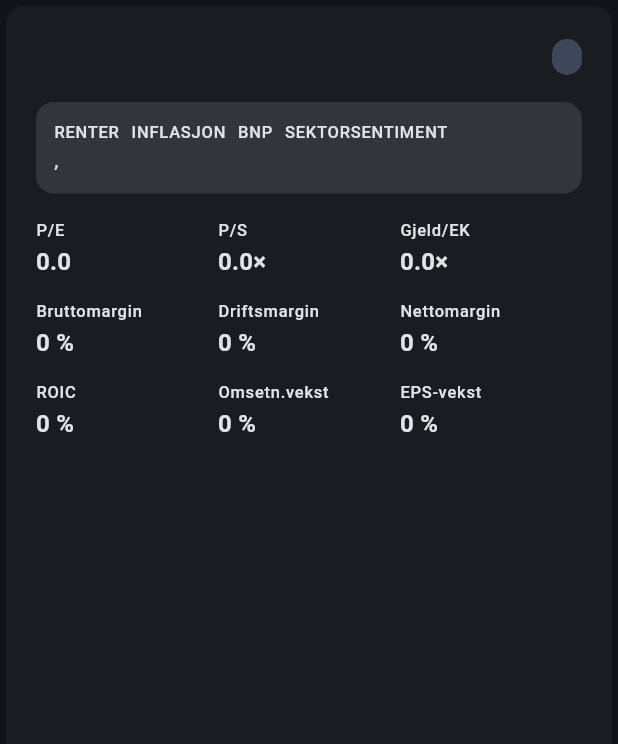
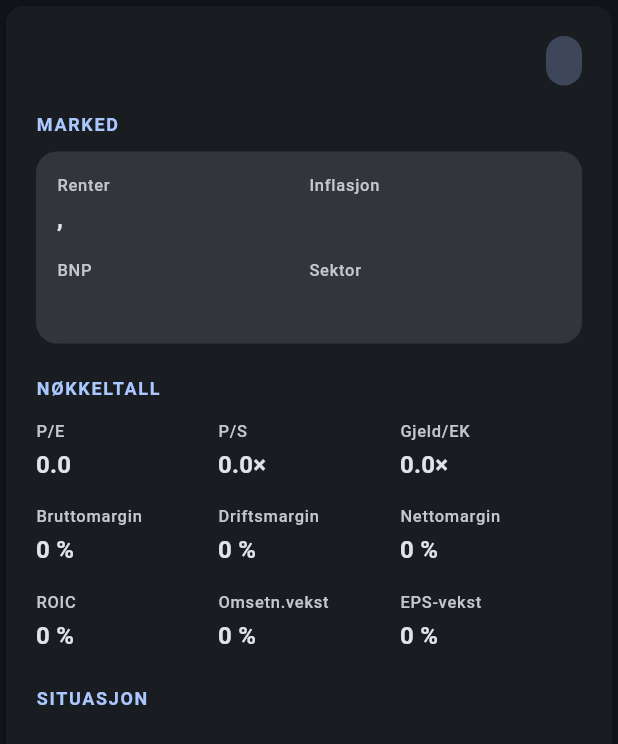
Before and after one commit to kristoman-rikardo/kap, a Flutter app: the GameCardView widget shown alone on an empty page, opened directly with empty values, on a phone screen of 412 x 824 dp. Shown: the top 744 px of the screen. Run offline on Flutter 3.47's test engine with Material 3 defaults, Android fonts, the phone set to English and light mode, and no system bars; our stand-ins replace dio, flutter_card_swiper, freezed_annotation; network calls fail.

Commit message:
CP 1.2 (part 2): readable card redesign, scrollable, cash-button-only
GameCardView: labelled zones (MARKED / NØKKELTALL / SITUASJON), 2x2 macro grid, thematic 3x3 metric rows, bolder values vs muted labels, larger narrative. Body is now a SingleChildScrollView so the content-rich card never overflows on smaller screens. Cash is button-only (up-swipe dropped; vertical axis = scroll); the Cash button records via a _pendingChoice read in onSwipe. Widget test renders the card at a phone envelope. 06 §9 updated. analyze + tests green.

Co-Authored-By: Claude Opus 4.8 (1M context) <noreply@anthropic.com>

```diff
--- a/app/lib/models/choice.dart
+++ b/app/lib/models/choice.dart
@@ -1,5 +1,6 @@
 /// The three actions on a blind card (06 §4).
 ///
-/// Swipe mapping: right = [long], left = [short], up = [cash]. The same three
-/// are also exposed as buttons (Short / Cash / Long) for ease of use.
+/// Right = [long], left = [short] via swipe; [cash] via the Cash button
+/// (the vertical axis is reserved for scrolling the card). All three are on the
+/// Short / Cash / Long button row.
 enum Choice { long, short, cash }
--- a/app/lib/screens/daily_screen.dart
+++ b/app/lib/screens/daily_screen.dart
@@ -8,9 +8,10 @@ import '../widgets/game_card_view.dart';
 
 /// Dagens runde — CP 1.2 (choice capture).
 ///
-/// Loads the (fake) daily batch and lets you choose per card by swipe
-/// (left = Short, right = Long, up = Cash) or by the Short / Cash / Long button
-/// row. Choices are collected; submit + reveal land next. Real scoring in CP 1.3.
+/// Loads the (fake) daily batch and lets you choose per card: swipe left =
+/// Short, right = Long, and Cash via the button (vertical is reserved for
+/// scrolling the card). The Short / Cash / Long button row mirrors this.
+/// Choices are collected; submit + reveal land next. Real scoring in CP 1.3.
 class DailyScreen extends StatefulWidget {
   const DailyScreen({super.key, this.apiClient});
 
@@ -29,6 +30,7 @@ class _DailyScreenState extends State<DailyScreen> {
   final Map<int, Choice> _choices = {}; // card_no -> choice
   int _swiped = 0;
   bool _done = false;
+  Choice? _pendingChoice; // set by the Cash button so its swipe records Cash
 
   @override
   void dispose() {
@@ -53,7 +55,8 @@ class _DailyScreenState extends State<DailyScreen> {
   };
 
   bool _onSwipe(DailyBatch batch, int previousIndex, CardSwiperDirection dir) {
-    final choice = _choiceFor(dir);
+    final choice = _pendingChoice ?? _choiceFor(dir);
+    _pendingChoice = null;
     if (choice == null) return false; // ignore directions we don't use
     setState(() {
       _choices[batch.cards[previousIndex].cardNo] = choice;
@@ -109,7 +112,6 @@ class _DailyScreenState extends State<DailyScreen> {
                   allowedSwipeDirection: const AllowedSwipeDirection.only(
                     left: true,
                     right: true,
-                    up: true,
                   ),
                   padding: const EdgeInsets.all(16),
                   onSwipe: (previousIndex, currentIndex, direction) =>
@@ -122,7 +124,10 @@ class _DailyScreenState extends State<DailyScreen> {
         if (!_done)
           _ChoiceBar(
             onShort: () => _controller.swipe(CardSwiperDirection.left),
-            onCash: () => _controller.swipe(CardSwiperDirection.top),
+            onCash: () {
+              _pendingChoice = Choice.cash;
+              _controller.swipe(CardSwiperDirection.right);
+            },
             onLong: () => _controller.swipe(CardSwiperDirection.right),
           ),
       ],
--- a/app/lib/widgets/game_card_view.dart
+++ b/app/lib/widgets/game_card_view.dart
@@ -2,9 +2,13 @@ import 'package:flutter/material.dart';
 
 import '../models/game_card.dart';
 
-/// Renders one anonymized blind card — the three layers from Instructions §3:
-/// banded macro, hard numbers, narrative. CP 1.1 rendering; term-chips,
-/// knowledge-level definitions and final polish come later (06 §8).
+/// Renders one anonymized blind card — the three layers from Instructions §3,
+/// as labelled zones for readability: MARKED (banded macro context),
+/// NØKKELTALL (the hard numbers, grouped by theme), SITUASJON (narrative).
+///
+/// The body scrolls vertically so the full card fits any screen size without
+/// overflow (the card swiper only claims horizontal drags). Term-chips,
+/// knowledge-level definitions and motion come later (06 §8).
 class GameCardView extends StatelessWidget {
   const GameCardView({super.key, required this.card});
 
@@ -14,41 +18,67 @@ class GameCardView extends StatelessWidget {
   Widget build(BuildContext context) {
     final theme = Theme.of(context);
     final p = card.payload;
-    final f = p.fundamentals;
 
     return Card(
       elevation: 2,
       clipBehavior: Clip.antiAlias,
-      child: Padding(
+      child: SingleChildScrollView(
         padding: const EdgeInsets.all(20),
         child: Column(
+          mainAxisSize: MainAxisSize.min,
           crossAxisAlignment: CrossAxisAlignment.start,
           children: [
             Row(
+              crossAxisAlignment: CrossAxisAlignment.start,
               children: [
                 Expanded(
                   child: Text(
                     p.sectorCoarse,
-                    style: theme.textTheme.titleLarge,
+                    style: theme.textTheme.headlineSmall?.copyWith(
+                      fontWeight: FontWeight.w600,
                     ),
                   ),
+                ),
+                const SizedBox(width: 12),
                 _CapChip(cap: p.cap),
               ],
             ),
-            const SizedBox(height: 16),
-            _MacroBoxView(macro: p.macro),
-            const SizedBox(height: 16),
-            _FundamentalsGrid(fundamentals: f, growth: p.growth),
-            const SizedBox(height: 16),
-            Flexible(
-              child: Text(
+            const SizedBox(height: 18),
+            const _SectionLabel('Marked'),
+            const SizedBox(height: 10),
+            _MacroGrid(macro: p.macro),
+            const SizedBox(height: 22),
+            const _SectionLabel('Nøkkeltall'),
+            const SizedBox(height: 12),
+            _MetricsGrid(fundamentals: p.fundamentals, growth: p.growth),
+            const SizedBox(height: 22),
+            const _SectionLabel('Situasjon'),
+            const SizedBox(height: 8),
+            Text(
               p.narrative,
-                style: theme.textTheme.bodyMedium?.copyWith(height: 1.4),
-                overflow: TextOverflow.fade,
-              ),
+              style: theme.textTheme.bodyLarge?.copyWith(height: 1.45),
             ),
           ],
         ),
+      ),
+    );
+  }
+}
+
+class _SectionLabel extends StatelessWidget {
+  const _SectionLabel(this.text);
+
+  final String text;
+
+  @override
+  Widget build(BuildContext context) {
+    final theme = Theme.of(context);
+    return Text(
+      text.toUpperCase(),
+      style: theme.textTheme.labelMedium?.copyWith(
+        color: theme.colorScheme.primary,
+        fontWeight: FontWeight.w700,
+        letterSpacing: 1.1,
       ),
     );
   }
@@ -59,20 +89,24 @@ class _CapChip extends StatelessWidget {
 
   final String cap;
 
-  static const _labels = {'small': 'Small cap', 'mid': 'Mid cap', 'large': 'Large cap'};
+  static const _labels = {
+    'small': 'Small cap',
+    'mid': 'Mid cap',
+    'large': 'Large cap',
+  };
 
   @override
   Widget build(BuildContext context) {
     final theme = Theme.of(context);
     return Container(
-      padding: const EdgeInsets.symmetric(horizontal: 10, vertical: 4),
+      padding: const EdgeInsets.symmetric(horizontal: 12, vertical: 6),
       decoration: BoxDecoration(
         color: theme.colorScheme.secondaryContainer,
         borderRadius: BorderRadius.circular(20),
       ),
       child: Text(
         _labels[cap] ?? cap,
-        style: theme.textTheme.labelMedium?.copyWith(
+        style: theme.textTheme.labelLarge?.copyWith(
           color: theme.colorScheme.onSecondaryContainer,
         ),
       ),
@@ -80,8 +114,9 @@ class _CapChip extends StatelessWidget {
   }
 }
 
-class _MacroBoxView extends StatelessWidget {
-  const _MacroBoxView({required this.macro});
+/// 2×2 of label-over-value macro cells inside a soft container.
+class _MacroGrid extends StatelessWidget {
+  const _MacroGrid({required this.macro});
 
   final MacroBox macro;
 
@@ -90,47 +125,45 @@ class _MacroBoxView extends StatelessWidget {
     final theme = Theme.of(context);
     return Container(
       width: double.infinity,
-      padding: const EdgeInsets.all(12),
+      padding: const EdgeInsets.all(14),
       decoration: BoxDecoration(
         color: theme.colorScheme.surfaceContainerHighest,
-        borderRadius: BorderRadius.circular(12),
+        borderRadius: BorderRadius.circular(14),
       ),
-      child: Wrap(
-        spacing: 8,
-        runSpacing: 8,
+      child: Column(
         children: [
-          _InfoChip(label: 'Renter', value: '${macro.rateLevel}, ${macro.rateDirection}'),
-          _InfoChip(label: 'Inflasjon', value: macro.inflationBand),
-          _InfoChip(label: 'BNP', value: macro.gdpBand),
-          _InfoChip(label: 'Sektorsentiment', value: macro.sectorSentiment),
+          Row(
+            children: [
+              Expanded(
+                child: _Cell(
+                  label: 'Renter',
+                  value: '${macro.rateLevel}, ${macro.rateDirection}',
+                ),
+              ),
+              Expanded(
+                child: _Cell(label: 'Inflasjon', value: macro.inflationBand),
+              ),
+            ],
+          ),
+          const SizedBox(height: 14),
+          Row(
+            children: [
+              Expanded(child: _Cell(label: 'BNP', value: macro.gdpBand)),
+              Expanded(
+                child: _Cell(label: 'Sektor', value: macro.sectorSentiment),
+              ),
+            ],
+          ),
         ],
       ),
     );
   }
 }
 
-class _InfoChip extends StatelessWidget {
-  const _InfoChip({required this.label, required this.value});
-
-  final String label;
-  final String value;
-
-  @override
-  Widget build(BuildContext context) {
-    final theme = Theme.of(context);
-    return Column(
-      crossAxisAlignment: CrossAxisAlignment.start,
-      mainAxisSize: MainAxisSize.min,
-      children: [
-        Text(label.toUpperCase(), style: theme.textTheme.labelSmall),
-        Text(value, style: theme.textTheme.bodyMedium),
-      ],
-    );
-  }
-}
-
-class _FundamentalsGrid extends StatelessWidget {
-  const _FundamentalsGrid({required this.fundamentals, required this.growth});
+/// The nine fundamentals as thematic rows:
+/// valuation + leverage / margins / returns + growth.
+class _MetricsGrid extends StatelessWidget {
+  const _MetricsGrid({required this.fundamentals, required this.growth});
 
   final Fundamentals fundamentals;
   final Growth growth;
@@ -141,32 +174,34 @@ class _FundamentalsGrid extends StatelessWidget {
   @override
   Widget build(BuildContext context) {
     final f = fundamentals;
-    final metrics = <(String, String)>[
+    final rows = <List<(String, String)>>[
+      [
         ('P/E', f.pe == null ? 'neg.' : f.pe!.toStringAsFixed(1)),
         ('P/S', _mult(f.ps)),
         ('Gjeld/EK', _mult(f.debtToEquity)),
+      ],
+      [
         ('Bruttomargin', _pct(f.grossMargin)),
         ('Driftsmargin', _pct(f.operatingMargin)),
         ('Nettomargin', _pct(f.netMargin)),
+      ],
+      [
         ('ROIC', _pct(f.roic)),
         ('Omsetn.vekst', _pct(growth.revCagr3y)),
         ('EPS-vekst', _pct(growth.epsCagr3y)),
+      ],
     ];
 
     return Column(
       children: [
-        for (var row = 0; row < metrics.length; row += 3)
+        for (var i = 0; i < rows.length; i++)
           Padding(
-            padding: const EdgeInsets.only(bottom: 12),
+            padding: EdgeInsets.only(bottom: i == rows.length - 1 ? 0 : 14),
             child: Row(
+              crossAxisAlignment: CrossAxisAlignment.start,
               children: [
-                for (var col = 0; col < 3 && row + col < metrics.length; col++)
-                  Expanded(
-                    child: _Metric(
-                      label: metrics[row + col].$1,
-                      value: metrics[row + col].$2,
-                    ),
-                  ),
+                for (final (label, value) in rows[i])
+                  Expanded(child: _Cell(label: label, value: value)),
               ],
             ),
           ),
@@ -175,8 +210,9 @@ class _FundamentalsGrid extends StatelessWidget {
   }
 }
 
-class _Metric extends StatelessWidget {
-  const _Metric({required this.label, required this.value});
+/// A muted label over a prominent value — the basic readable unit.
+class _Cell extends StatelessWidget {
+  const _Cell({required this.label, required this.value});
 
   final String label;
   final String value;
@@ -187,11 +223,22 @@ class _Metric extends StatelessWidget {
     return Column(
       crossAxisAlignment: CrossAxisAlignment.start,
       children: [
-        Text(label, style: theme.textTheme.labelSmall),
-        const SizedBox(height: 2),
+        Text(
+          label,
+          style: theme.textTheme.labelSmall?.copyWith(
+            color: theme.colorScheme.onSurfaceVariant,
+          ),
+          maxLines: 1,
+          overflow: TextOverflow.ellipsis,
+        ),
+        const SizedBox(height: 3),
         Text(
           value,
-          style: theme.textTheme.titleMedium?.copyWith(fontWeight: FontWeight.w600),
+          style: theme.textTheme.titleMedium?.copyWith(
+            fontWeight: FontWeight.w700,
+          ),
+          maxLines: 1,
+          overflow: TextOverflow.ellipsis,
         ),
       ],
     );
```
Also changed, not shown: 2 other files. Lines whose indentation alone changed are shown as unchanged.
